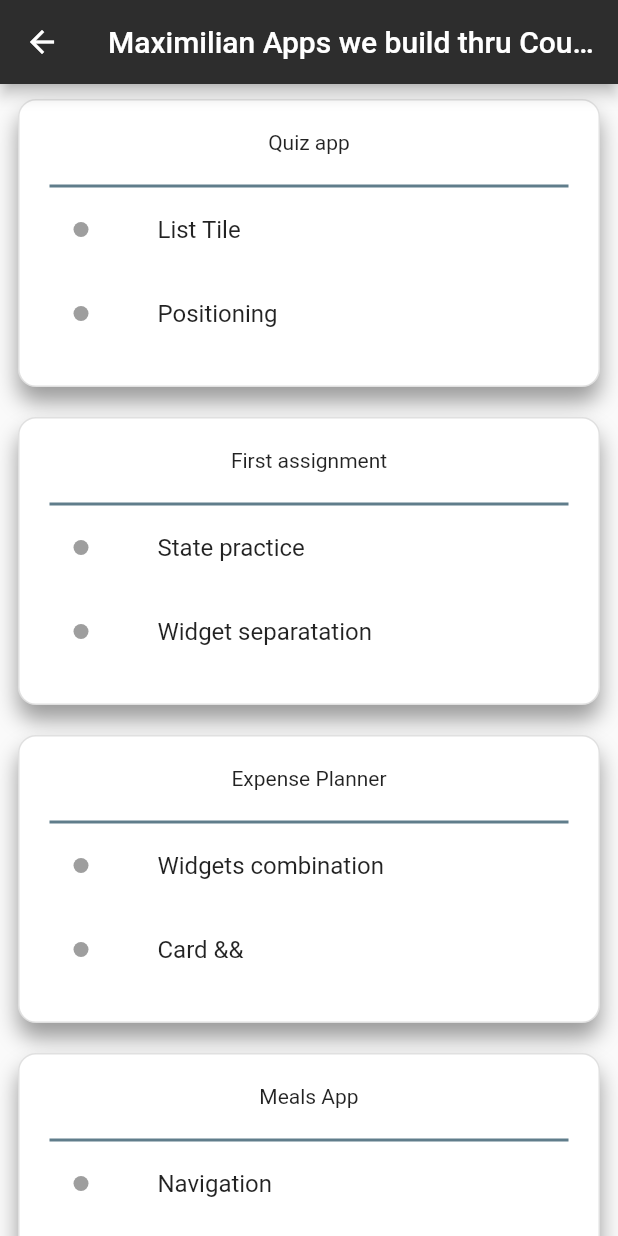
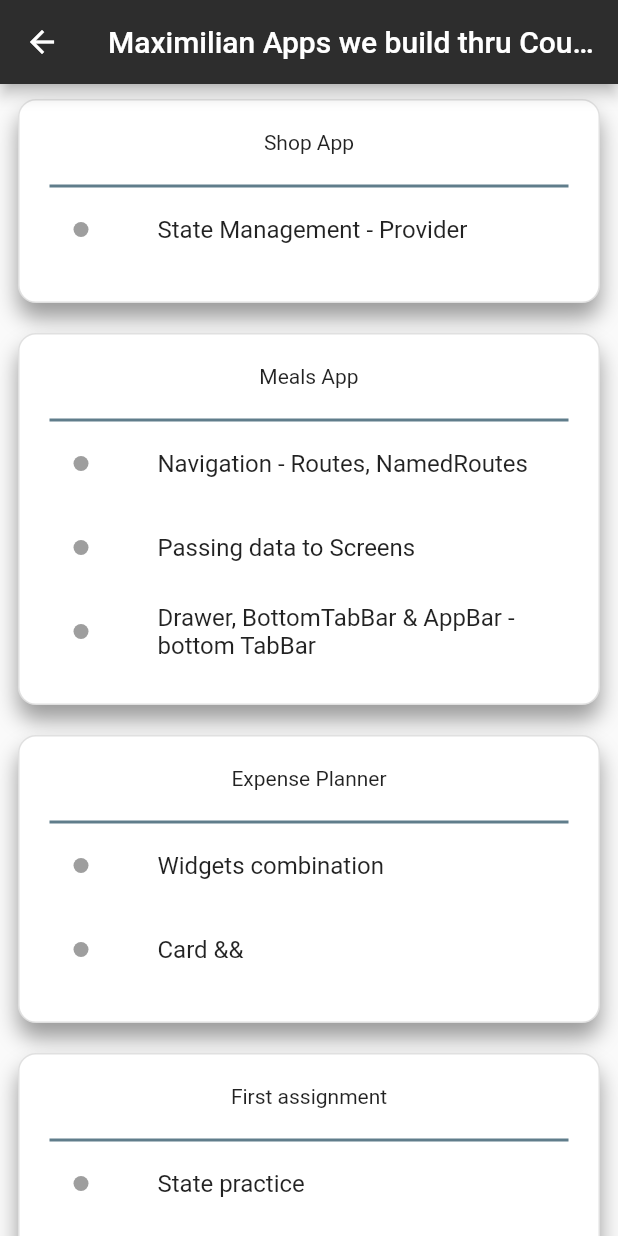
Before and after one commit to Martyniuk/flutter_widgets_lib, a Flutter app: the MaximilianCourseApps screen opened by its route, on a phone screen of 412 x 824 dp. Run offline on Flutter 3.47's test engine with Material 2 defaults, Android fonts, the phone set to English and light mode, and no system bars; our stand-ins replace built_collection, built_value, carousel_slider, flutter_screenutil, flutter_slidable, font_awesome_flutter and 1 more; missing offline and left inert: clippy_flutter, gradient_text; generated files the repository leaves out were written again; network calls fail.

Commit message:
feat: maximilian course - started shop app

```diff
--- /dev/null
+++ b/lib/cources/maximilian_course/shop_app/models/product.dart
@@ -0,0 +1,20 @@
+// Core
+import 'package:flutter/foundation.dart';
+
+class Product {
+  final String id;
+  final String title;
+  final String description;
+  final double price;
+  final String imageUrl;
+  bool isFavorite;
+
+  Product({
+    @required this.id,
+    @required this.title,
+    @required this.description,
+    @required this.price,
+    @required this.imageUrl,
+    this.isFavorite = false,
+  });
+}
--- /dev/null
+++ b/lib/cources/maximilian_course/shop_app/shop_app_main.dart
@@ -0,0 +1,24 @@
+// Core
+import 'package:flutter/material.dart';
+
+// Screnns
+import 'screens/products_overview_screen.dart';
+import 'screens/product_detail_screen.dart';
+
+class ShopApp extends StatelessWidget {
+  @override
+  Widget build(BuildContext context) {
+    return MaterialApp(
+      title: 'DeliMeals',
+      theme: ThemeData(
+        primarySwatch: Colors.purple,
+        accentColor: Colors.deepOrange,
+        fontFamily: 'Lato',
+      ),
+      home: ProductOverviewScreen(),
+      routes: {
+        ProductDetailScreen.routeName: (ctx) => ProductDetailScreen(),
+      },
+    );
+  }
+}
--- a/lib/screens/maximilian_course_apps.dart
+++ b/lib/screens/maximilian_course_apps.dart
@@ -9,6 +9,7 @@ import '../cources/maximilian_course/basics_quiz_app/quiz_app.dart';
 import '../cources/maximilian_course/first_assignment/first_assignment_main.dart';
 import '../cources/maximilian_course/expense_planner/expense_planner_main.dart';
 import '../cources/maximilian_course/meals_app/meals_app_main.dart';
+import '../cources/maximilian_course/shop_app/shop_app_main.dart';
 
 var data = [
   {
@@ -36,11 +37,19 @@ var data = [
     'appLayout': MealsApp(),
     'title': 'Meals App',
     'details': [
-      'Navigation',
+      'Navigation - Routes, NamedRoutes',
       'Passing data to Screens',
+      'Drawer, BottomTabBar & AppBar - bottom TabBar',
+    ]
+  },
+  {
+    'appLayout': ShopApp(),
+    'title': 'Shop App',
+    'details': [
+      'State Management - Provider',
     ]
   }
-];
+].reversed;
 
 class MaximilianCourseApps extends StatelessWidget {
   static String routeName = '/maximilian_course_apps';
--- a/pubspec.yaml
+++ b/pubspec.yaml
@@ -163,6 +163,9 @@ flutter:
         - asset: fonts/RobotoCondensed-Light.ttf
           weight: 300
         - asset: fonts/RobotoCondensed-Regular.ttf
+    - family: Anton
+      fonts:
+        - asset: fonts/Anton-Regular.ttf
   #   - family: Trajan Pro
   #     fonts:
   #       - asset: fonts/TrajanPro.ttf
```
Also changed, not shown: lib/cources/maximilian_course/shop_app/screens/product_detail_screen.dart (added, +22 -0 lines), lib/cources/maximilian_course/shop_app/screens/products_overview_screen.dart (added, +66 -0 lines), lib/cources/maximilian_course/shop_app/widgets/product_item.dart (added, +50 -0 lines), fonts/Anton-Regular.ttf (added), fonts/Lato-Bold.ttf, fonts/Lato-Regular.ttf.
